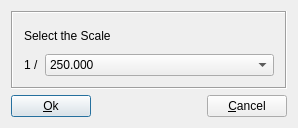
Qt form src/terralib/layout/qt/ui/SystematicScale.ui (claudiobogossian/terraprint) before a commit.
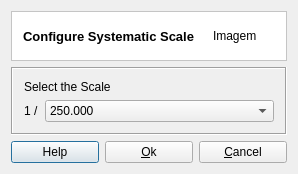
The same form after that commit.

Commit message: layout view adjusted in TerraView format

Patch:
```diff
--- a/src/terralib/layout/qt/ui/SystematicScale.ui
+++ b/src/terralib/layout/qt/ui/SystematicScale.ui
@@ -7,7 +7,7 @@
     <x>0</x>
     <y>0</y>
     <width>298</width>
-    <height>128</height>
+    <height>172</height>
    </rect>
   </property>
   <property name="windowTitle">
@@ -16,8 +16,67 @@
   <property name="modal">
    <bool>true</bool>
   </property>
+  <layout class="QGridLayout" name="gridLayout_2">
+   <item row="0" column="0">
   <layout class="QGridLayout" name="gridLayout">
    <item row="0" column="0">
+      <widget class="QFrame" name="frame_2">
+       <property name="styleSheet">
+        <string notr="true">QWidget { background: white }</string>
+       </property>
+       <property name="frameShape">
+        <enum>QFrame::StyledPanel</enum>
+       </property>
+       <property name="frameShadow">
+        <enum>QFrame::Sunken</enum>
+       </property>
+       <layout class="QGridLayout" name="gridLayout_4" columnstretch="1,0">
+        <property name="topMargin">
+         <number>0</number>
+        </property>
+        <property name="bottomMargin">
+         <number>0</number>
+        </property>
+        <property name="horizontalSpacing">
+         <number>9</number>
+        </property>
+        <item row="0" column="0">
+         <widget class="QLabel" name="m_datasourceTypeTitleLabel">
+          <property name="font">
+           <font>
+            <pointsize>10</pointsize>
+            <weight>75</weight>
+            <bold>true</bold>
+           </font>
+          </property>
+          <property name="text">
+           <string>Configure Systematic Scale</string>
+          </property>
+         </widget>
+        </item>
+        <item row="0" column="1">
+         <widget class="QLabel" name="m_imgLabel">
+          <property name="minimumSize">
+           <size>
+            <width>62</width>
+            <height>48</height>
+           </size>
+          </property>
+          <property name="maximumSize">
+           <size>
+            <width>48</width>
+            <height>48</height>
+           </size>
+          </property>
+          <property name="text">
+           <string>Imagem</string>
+          </property>
+         </widget>
+        </item>
+       </layout>
+      </widget>
+     </item>
+     <item row="1" column="0">
     <layout class="QVBoxLayout" name="verticalLayout">
      <item>
       <widget class="QFrame" name="frame3">
@@ -91,6 +150,13 @@
      </item>
      <item>
       <layout class="QHBoxLayout" name="horizontalLayout">
+         <item>
+          <widget class="QPushButton" name="m_helpPushButton">
+           <property name="text">
+            <string>Help</string>
+           </property>
+          </widget>
+         </item>
        <item>
         <widget class="QPushButton" name="btnOK">
          <property name="font">
@@ -104,22 +170,6 @@
          </property>
         </widget>
        </item>
-       <item>
-        <spacer name="spacer16">
-         <property name="orientation">
-          <enum>Qt::Horizontal</enum>
-         </property>
-         <property name="sizeType">
-          <enum>QSizePolicy::Expanding</enum>
-         </property>
-         <property name="sizeHint" stdset="0">
-          <size>
-           <width>13</width>
-           <height>20</height>
-          </size>
-         </property>
-        </spacer>
-       </item>
        <item>
         <widget class="QPushButton" name="btnCancel">
          <property name="font">
@@ -132,6 +182,8 @@
           <string>Alt+C</string>
          </property>
         </widget>
+         </item>
+        </layout>
        </item>
       </layout>
      </item>
```
Lines whose indentation alone changed are shown as unchanged. The commit also changes 8 other files.
